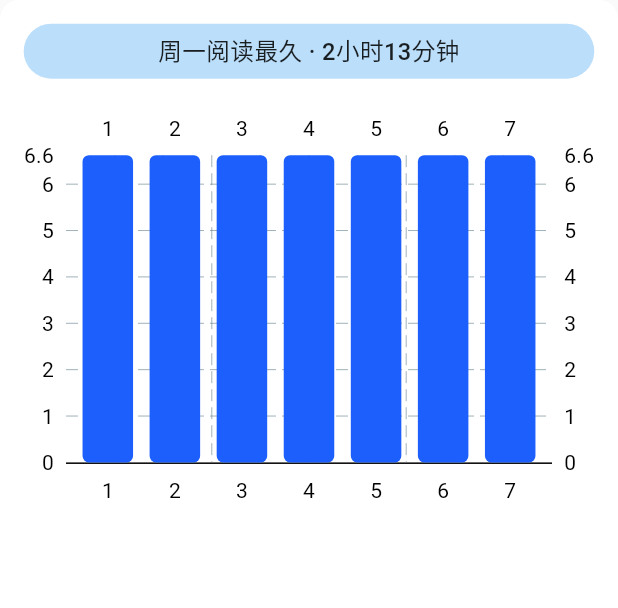
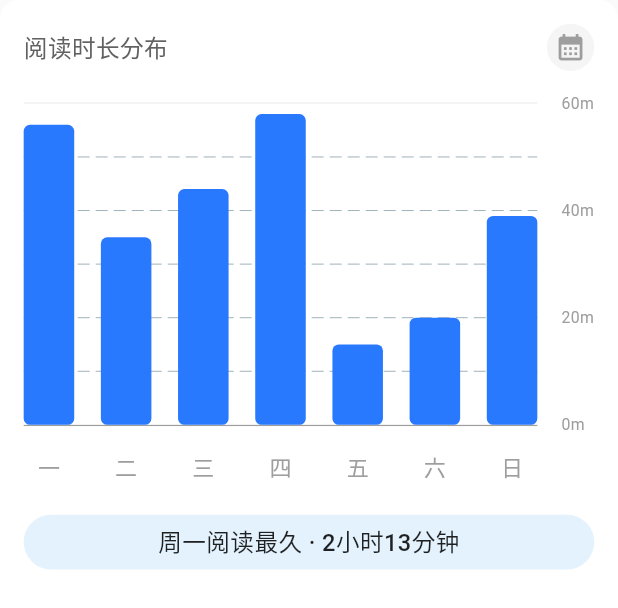
Before and after one commit to bingdyee/pub_reader, a Flutter app: the ReadingDurationView widget shown alone on an empty page, opened directly, on a phone screen of 412 x 824 dp. Shown: the top 608 px of the screen. Run offline on Flutter 3.47's test engine with Material 3 defaults, Android fonts, the light colour scheme and no system bars; drawn by our look-alikes of fl_chart; our stand-ins replace dio, easy_refresh, flutter_screenutil, fluttertoast, shared_preferences; missing offline and left inert: lazy_load_indexed_stack; accounts and stored records are empty; network calls fail.

Commit message:
reading duration widget

```diff
--- a/lib/pages/profile/reading_duration_view.dart
+++ b/lib/pages/profile/reading_duration_view.dart
@@ -15,10 +15,11 @@ class ReadingDurationView extends StatefulWidget {
 }
 
 class _ReadingDurationViewState extends State<ReadingDurationView> {
+  final data = [56.0, 35.0, 44.0, 58.0, 15.0, 20.0, 39.0];
   @override
   Widget build(BuildContext context) {
     return Container(
-      padding: EdgeInsets.symmetric(vertical: 15.r),
+      padding: EdgeInsets.all(15.r),
       decoration: BoxDecoration(
         color: Colors.white,
         borderRadius: BorderRadius.circular(12.r),
@@ -26,40 +27,80 @@ class _ReadingDurationViewState extends State<ReadingDurationView> {
       child: Column(
         spacing: 20.h,
         children: [
-          Container(
-            width: double.infinity,
-            margin: EdgeInsets.symmetric(horizontal: 15.r),
-            padding: EdgeInsets.symmetric(horizontal: 15.r, vertical: 6.r),
-            decoration: BoxDecoration(
-              color: Colors.blue.shade100,
-              borderRadius: BorderRadius.circular(20.r)
-            ),
-            child: Text(
-              "周一阅读最久 · 2小时13分钟", textAlign: TextAlign.center,
-              style: TextStyle(color: Colors.black87, fontSize: 15.sp, fontWeight: FontWeight.w500),
-            ),
+          Row(
+            mainAxisAlignment: MainAxisAlignment.spaceBetween,
+            children: [
+              Text(
+                "阅读时长分布",
+                style: TextStyle(
+                  fontWeight: FontWeight.w500,
+                  fontSize: 15.sp,
+                  color: Colors.grey.shade700,
+                ),
+              ),
+              Container(
+                padding: EdgeInsets.all(5.r),
+                decoration: BoxDecoration(
+                  color: Colors.grey.shade100,
+                  borderRadius: BorderRadius.circular(20.r),
+                ),
+                child: Icon(
+                  Icons.calendar_month,
+                  color: Colors.grey.shade500,
+                  size: 20.sp,
+                ),
+              ),
+            ],
           ),
           AspectRatio(
-            aspectRatio: 1.55,
+            aspectRatio: 1.5,
             child: BarChart(
               BarChartData(
+                maxY: 60,
+                minY: 0,
                 groupsSpace: 10,
+                alignment: BarChartAlignment.spaceBetween,
                 borderData: FlBorderData(
-                  border: const Border(
-                    top: BorderSide.none,
+                  border: Border(
                     right: BorderSide.none,
                     left: BorderSide.none,
-                    bottom: BorderSide(width: 1),
+                    top: BorderSide(width: 0.5, color: Colors.grey.shade300),
+                    bottom: BorderSide(width: 0.8, color: Colors.grey),
                   ),
                 ),
+                titlesData: FlTitlesData(
+                  show: true,
+                  leftTitles: const AxisTitles(
+                    sideTitles: SideTitles(showTitles: false),
+                  ),
+                  topTitles: const AxisTitles(
+                    sideTitles: SideTitles(showTitles: false),
+                  ),
+                  rightTitles: AxisTitles(
+                    sideTitles: SideTitles(
+                      showTitles: true,
+                      interval: 20,
+                      getTitlesWidget: getRightTitles,
+                      reservedSize: 38,
+                    ),
+                  ),
+                  bottomTitles: AxisTitles(
+                    sideTitles: SideTitles(
+                      showTitles: true,
+                      getTitlesWidget: getBottomTitles,
+                      reservedSize: 38,
+                    ),
+                  ),
+                ),
+                gridData: const FlGridData(show: true, drawVerticalLine: false),
                 barGroups: List.generate(7, (index) {
                   return BarChartGroupData(
-                    x: index + 1,
+                    x: index,
                     barRods: [
                       BarChartRodData(
-                        toY: Random().nextDouble() * 60,
+                        toY: data[index],
                         width: 32.w,
-                        color: AppColors.primary,
+                        color: Colors.blueAccent.shade400,
                         borderRadius: BorderRadius.circular(4.r),
                       ),
                     ],
@@ -68,8 +109,68 @@ class _ReadingDurationViewState extends State<ReadingDurationView> {
               ),
             ),
           ),
+          Container(
+            width: double.infinity,
+            padding: EdgeInsets.symmetric(horizontal: 15.r, vertical: 6.r),
+            decoration: BoxDecoration(
+              color: Colors.blue.shade50,
+              borderRadius: BorderRadius.circular(20.r),
+            ),
+            child: Text(
+              "周一阅读最久 · 2小时13分钟",
+              textAlign: TextAlign.center,
+              style: TextStyle(
+                color: Colors.black87,
+                fontSize: 15.sp,
+                fontWeight: FontWeight.w500,
+              ),
+            ),
+          ),
         ],
       ),
     );
   }
+
+  Widget getRightTitles(double value, TitleMeta meta) {
+    return SideTitleWidget(
+      meta: meta,
+      space: 16,
+      child: Text("${value.toInt()}m", maxLines: 1, style: TextStyle(fontSize: 10.sp, color: Colors.grey)),
+    );
+  }
+
+  Widget getBottomTitles(double value, TitleMeta meta) {
+    String text;
+    switch (value.toInt()) {
+      case 0:
+        text = "一";
+        break;
+      case 1:
+        text = "二";
+        break;
+      case 2:
+        text = "三";
+        break;
+      case 3:
+        text = "四";
+        break;
+      case 4:
+        text = "五";
+        break;
+      case 5:
+        text = "六";
+        break;
+      case 6:
+        text = "日";
+        break;
+      default:
+        text = '';
+        break;
+    }
+    return SideTitleWidget(
+      meta: meta,
+      space: 16,
+      child: Text(text, style: TextStyle(fontSize: 14.sp, color: Colors.grey)),
+    );
+  }
 }
```
Also changed, not shown: 2 other files.
